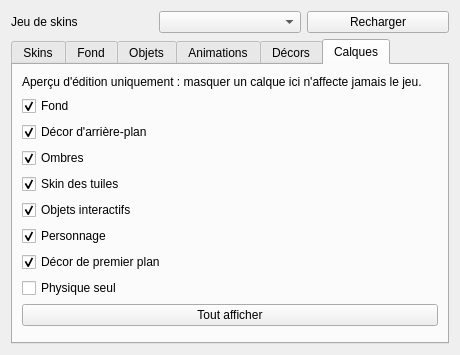
Old version of the form Source/Elements/UI/TexturePanel.ui in the repository azertval/ProjectGaming.
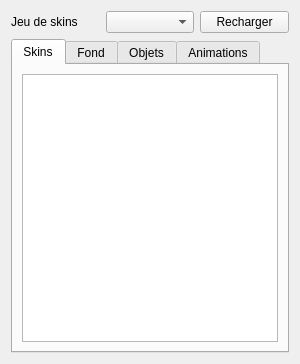
New version of the form. The open tabs and pages were chosen to show the change.

```diff
--- a/Source/Elements/UI/TexturePanel.ui
+++ b/Source/Elements/UI/TexturePanel.ui
@@ -166,134 +166,6 @@
        </item>
       </layout>
      </widget>
-     <!-- Section « Décors » (LOT-50 TACHE-04) : liste des décors du niveau, groupés par couche et
-          dans l'ordre de superposition (hmi::buildDecorListRows), avec sélection croisée avec le
-          canevas et actions de réordonnancement/changement de couche/suppression/centrage. -->
-     <widget class="QWidget" name="decorsTab">
-      <attribute name="title"><string>Décors</string></attribute>
-      <layout class="QVBoxLayout" name="decorsLayout">
-       <item>
-        <widget class="QTableView" name="decorsTable">
-         <property name="selectionBehavior"><enum>QAbstractItemView::SelectRows</enum></property>
-         <property name="selectionMode"><enum>QAbstractItemView::SingleSelection</enum></property>
-         <property name="editTriggers"><set>QAbstractItemView::NoEditTriggers</set></property>
-        </widget>
-       </item>
-       <item>
-        <layout class="QHBoxLayout" name="decorsActionsLayout">
-         <item>
-          <widget class="QPushButton" name="decorForwardButton">
-           <property name="text"><string>Avancer</string></property>
-           <property name="enabled"><bool>false</bool></property>
-          </widget>
-         </item>
-         <item>
-          <widget class="QPushButton" name="decorBackwardButton">
-           <property name="text"><string>Reculer</string></property>
-           <property name="enabled"><bool>false</bool></property>
-          </widget>
-         </item>
-         <item>
-          <widget class="QComboBox" name="decorLayerCombo">
-           <property name="enabled"><bool>false</bool></property>
-          </widget>
-         </item>
-         <item>
-          <widget class="QPushButton" name="decorCenterButton">
-           <property name="text"><string>Centrer</string></property>
-           <property name="enabled"><bool>false</bool></property>
-          </widget>
-         </item>
-         <item>
-          <widget class="QPushButton" name="decorRemoveButton">
-           <property name="text"><string>Supprimer</string></property>
-           <property name="enabled"><bool>false</bool></property>
-          </widget>
-         </item>
-        </layout>
-       </item>
-      </layout>
-     </widget>
-     <!-- Section « Calques » (LOT-51) : mode d'inspection « définition des textures », éditeur
-          uniquement. DÉCOMPOSE le rendu pour auditer chaque calque, à l'inverse de F8 qui le
-          COMPOSE tel que le joueur le verra (EX-REN-046) : les deux ne doivent jamais être
-          confondus, d'où le libellé "Aperçu" (jamais "Jeu") sur cet onglet. Cases dans l'ORDRE DE
-          DESSIN (hmi::RenderLayer, EX-REN-014) : c'est ce qui rend la pile de calques
-          compréhensible d'un coup d'œil. Toutes cochées par défaut (tout visible), jamais
-          persistées entre deux sessions. -->
-     <widget class="QWidget" name="layersTab">
-      <attribute name="title"><string>Calques</string></attribute>
-      <layout class="QVBoxLayout" name="layersLayout">
-       <item>
-        <widget class="QLabel" name="layersHintLabel">
-         <property name="text">
-          <string>Aperçu d'édition uniquement : masquer un calque ici n'affecte jamais le jeu.</string>
-         </property>
-         <property name="wordWrap"><bool>true</bool></property>
-        </widget>
-       </item>
-       <item>
-        <widget class="QCheckBox" name="layersBackgroundCheck">
-         <property name="text"><string>Fond</string></property>
-         <property name="checked"><bool>true</bool></property>
-        </widget>
-       </item>
-       <item>
-        <widget class="QCheckBox" name="layersDecorBackgroundCheck">
-         <property name="text"><string>Décor d'arrière-plan</string></property>
-         <property name="checked"><bool>true</bool></property>
-        </widget>
-       </item>
-       <item>
-        <widget class="QCheckBox" name="layersShadowCheck">
-         <property name="text"><string>Ombres</string></property>
-         <property name="checked"><bool>true</bool></property>
-        </widget>
-       </item>
-       <item>
-        <widget class="QCheckBox" name="layersTileSkinCheck">
-         <property name="text"><string>Skin des tuiles</string></property>
-         <property name="checked"><bool>true</bool></property>
-        </widget>
-       </item>
-       <item>
-        <widget class="QCheckBox" name="layersObjectsCheck">
-         <property name="text"><string>Objets interactifs</string></property>
-         <property name="checked"><bool>true</bool></property>
-        </widget>
-       </item>
-       <item>
-        <widget class="QCheckBox" name="layersPlayerCheck">
-         <property name="text"><string>Personnage</string></property>
-         <property name="checked"><bool>true</bool></property>
-        </widget>
-       </item>
-       <item>
-        <widget class="QCheckBox" name="layersDecorForegroundCheck">
-         <property name="text"><string>Décor de premier plan</string></property>
-         <property name="checked"><bool>true</bool></property>
-        </widget>
-       </item>
-       <item>
-        <widget class="QCheckBox" name="layersPhysiqueCheck">
-         <property name="text"><string>Physique seul</string></property>
-         <property name="toolTip">
-          <string>Même bascule que F8 (Jeu), vue depuis ce panneau.</string>
-         </property>
-        </widget>
-       </item>
-       <item>
-        <widget class="QPushButton" name="layersShowAllButton">
-         <property name="text"><string>Tout afficher</string></property>
-        </widget>
-       </item>
-       <item>
-        <spacer name="layersSpacer">
-         <property name="orientation"><enum>Qt::Vertical</enum></property>
-        </spacer>
-       </item>
-      </layout>
-     </widget>
     </widget>
    </item>
   </layout>
```
